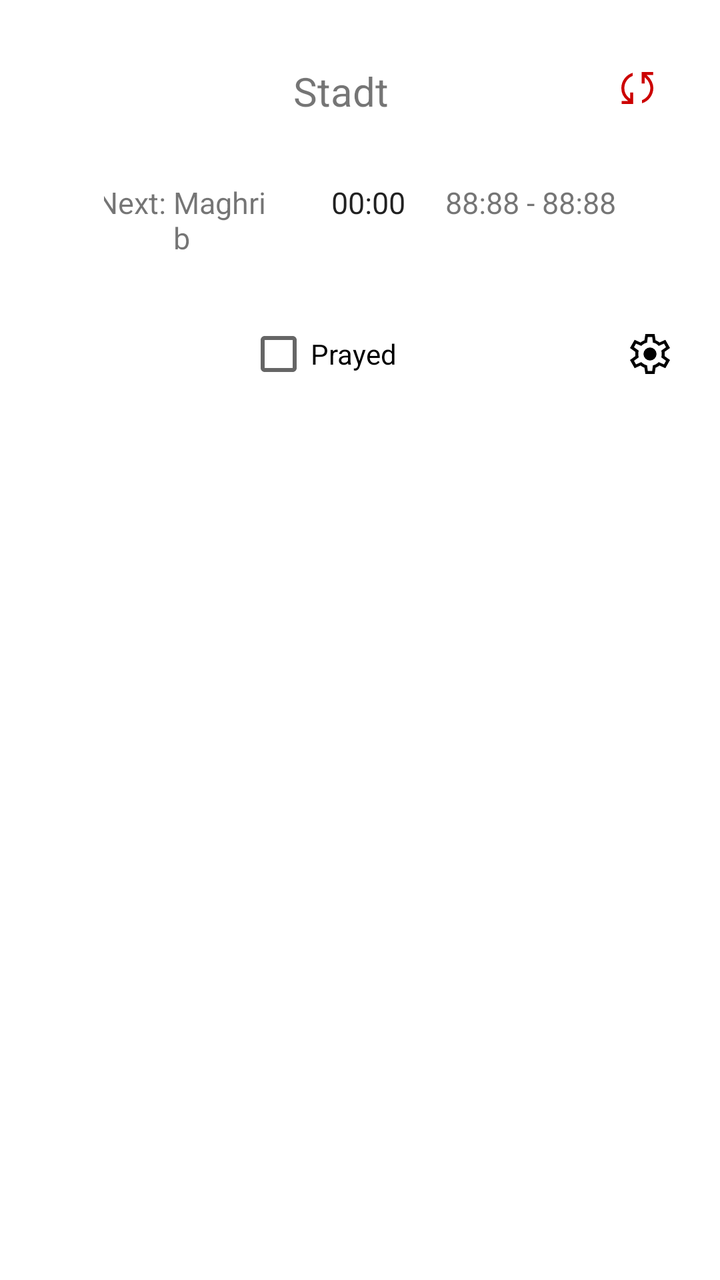
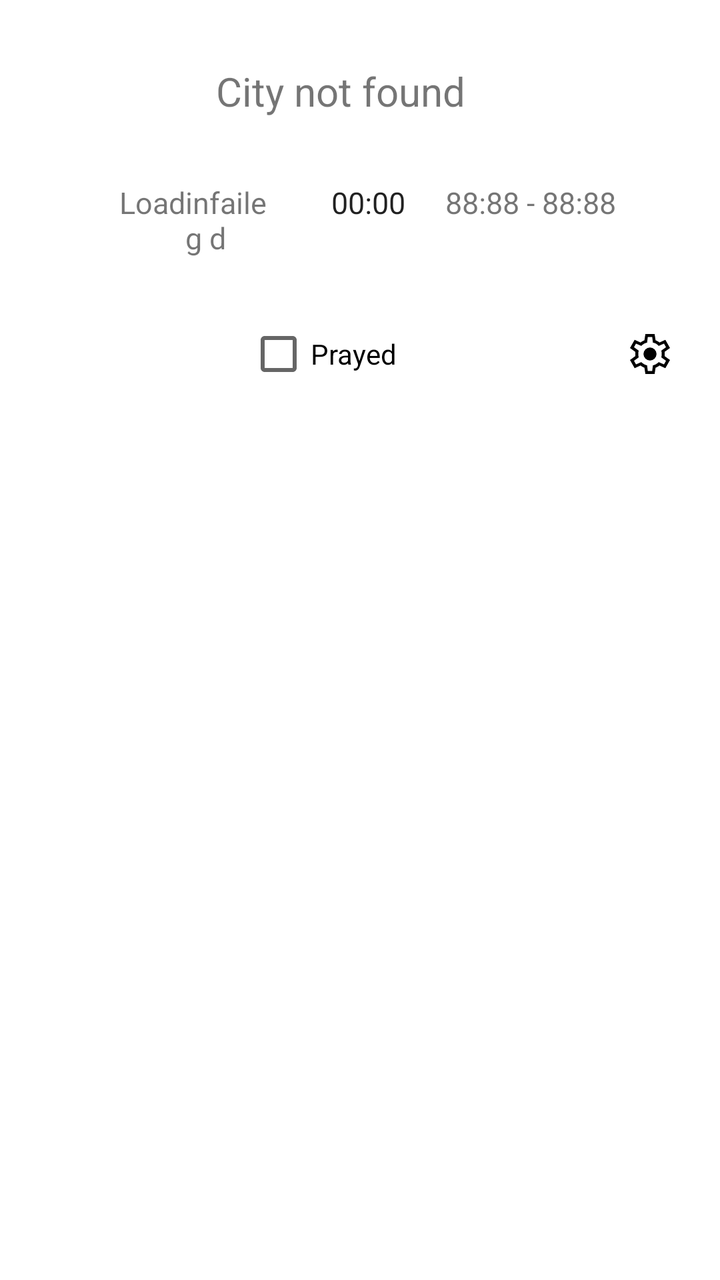

Before-and-after screenshots of an Android layout around one commit, followed by the original layout XML and the change that was made.
<!-- AndroidManifest.xml: application theme Theme.GebetszeitenWidget -->
<!-- res/layout/gebetszeiten_widget.xml -->
<?xml version="1.0" encoding="utf-8"?>
<LinearLayout xmlns:android="http://schemas.android.com/apk/res/android"
    android:id="@+id/outerLayer"
    android:layout_width="match_parent"
    android:layout_height="match_parent"
    android:background="@android:color/white"
    android:orientation="vertical"
    android:padding="16dp">

    <LinearLayout
        android:layout_width="match_parent"
        android:layout_height="wrap_content"
        android:orientation="horizontal"
        android:padding="16dp"
        android:weightSum="5">

        <TextView
            android:id="@+id/city"
            android:layout_width="match_parent"
            android:layout_height="wrap_content"
            android:text="Stadt"
            android:textAlignment="center"
            android:textSize="20sp"
            android:layout_weight="4"/>

        <ImageButton
            android:id="@+id/btn_sync"
            android:layout_width="24dp"
            android:layout_height="24dp"
            android:layout_weight="1"
            android:backgroundTint="@color/white"
            android:src="@drawable/sync" />

    </LinearLayout>

    <LinearLayout
        android:layout_width="match_parent"
        android:layout_height="wrap_content"
        android:orientation="horizontal"
        android:paddingHorizontal="36dp"
        android:paddingVertical="16dp"
        android:weightSum="3">

        <LinearLayout
            android:layout_width="0dp"
            android:layout_height="wrap_content"
            android:layout_weight="1"
            android:orientation="horizontal"
            android:weightSum="2">

            <TextView
                android:id="@+id/prayer_now_or_next"
                android:layout_width="wrap_content"
                android:layout_height="wrap_content"
                android:layout_weight="1"
                android:text="Next: "
                android:textAlignment="textEnd"
                android:textSize="15sp" />

            <TextView
                android:id="@+id/prayer_name"
                android:layout_width="wrap_content"
                android:layout_height="wrap_content"
                android:layout_weight="1"
                android:text="Maghrib"
                android:textAlignment="textStart"
                android:textSize="15sp" />

        </LinearLayout>

        <LinearLayout
            android:layout_width="0dp"
            android:layout_height="wrap_content"
            android:layout_weight="1"
            android:orientation="vertical">

            <Chronometer
                android:id="@+id/timer"
                android:layout_width="match_parent"
                android:layout_height="wrap_content"
                android:countDown="true"
                android:paddingStart="20dp"
                android:paddingEnd="20dp"
                android:textAlignment="textEnd"
                android:textSize="15sp" />

            <TextView
                android:id="@+id/info_text"
                android:layout_width="match_parent"
                android:layout_height="wrap_content"
                android:text="Timer until Fajr ends!"
                android:textAlignment="center"
                android:textSize="11sp"
                android:visibility="invisible"/>

        </LinearLayout>

        <LinearLayout
            android:layout_width="0dp"
            android:layout_height="wrap_content"
            android:layout_weight="1">

            <TextView
                android:id="@+id/prayer_time"
                android:layout_width="match_parent"
                android:layout_height="wrap_content"
                android:text="88:88 - 88:88"
                android:textAlignment="textStart"
                android:textSize="15sp" />

        </LinearLayout>
    </LinearLayout>

    <LinearLayout
        android:layout_width="match_parent"
        android:layout_height="wrap_content"
        android:gravity="center"
        android:orientation="horizontal"
        android:weightSum="5">

        <LinearLayout
            android:layout_width="match_parent"
            android:layout_height="wrap_content"
            android:gravity="center"
            android:orientation="horizontal"
            android:layout_weight="4">
        <CheckBox
            android:id="@+id/checkbox_gebetet"
            android:layout_width="wrap_content"
            android:layout_height="wrap_content"
            android:text="Prayed" />
        </LinearLayout>

        <ImageButton
            android:id="@+id/btn_settings"
            android:layout_width="wrap_content"
            android:layout_height="wrap_content"
            android:backgroundTint="@color/white"
            android:src="@drawable/settings"
            android:layout_weight="1"/>

    </LinearLayout>
</LinearLayout>
<!-- resources referenced by this layout -->
<resources>
  <color name="white">#FFFFFFFF</color>
  <!-- drawable settings (drawable) -->
  <vector xmlns:android="http://schemas.android.com/apk/res/android"
      android:width="24dp"
      android:height="24dp"
      android:viewportWidth="48"
      android:viewportHeight="48">
      <path android:fillColor="@android:color/black"
          android:pathData="M19.4,44l-1-6.3q-0.95-0.35-2-0.95T14.55,35.5l-5.9,2.7L4,30l5.4-3.95Q9.3,25.6 9.28,25.03T9.25,24t0.03-1.03T9.4,21.95L4,18L8.65,9.8l5.9,2.7q0.8-0.65 1.85-1.25t2-0.9L19.4,4h9.2l1,6.3q0.95,0.35 2.02,0.93t1.83,1.27l5.9-2.7L44,18l-5.4,3.85q0.1,0.5 0.13,1.07T38.75,24t-0.02,1.05T38.6,26.1L44,30l-4.65,8.2l-5.9-2.7q-0.8,0.65-1.83,1.27T29.6,37.7l-1,6.3H19.4Zm2.4-3h4.4l0.7-5.6q1.65-0.4 3.13-1.25T32.7,32.1L38,34.4l2-3.6l-4.7-3.45q0.2-0.85 0.32-1.68T35.75,24t-0.1-1.68T35.3,20.65L40,17.2l-2-3.6l-5.3,2.3q-1.15-1.3-2.6-2.17T26.9,12.6L26.2,7H21.8l-0.7,5.6q-1.7,0.35-3.18,1.2T15.3,15.9L10,13.6L8,17.2l4.7,3.45q-0.2,0.85-0.33,1.68T12.25,24t0.13,1.67t0.33,1.68L8,30.8l2,3.6l5.3-2.3q1.2,1.2 2.68,2.05T21.1,35.4L21.8,41ZM24,30.5q2.7,0 4.6-1.9T30.5,24t-1.9-4.6T24,17.5t-4.6,1.9T17.5,24t1.9,4.6T24,30.5ZM24,24Z"/>
  </vector>
  <!-- drawable sync (drawable) -->
  <vector xmlns:android="http://schemas.android.com/apk/res/android"
      android:width="24dp"
      android:height="24dp"
      android:viewportWidth="48"
      android:viewportHeight="48">
      <path android:fillColor="@android:color/holo_red_dark"
          android:pathData="M8.35,40V37h6.5L14.1,36.4q-3.2-2.55-4.65-5.55T8,24.15q0-5.3 3.13-9.52T19.35,8.8v3.1q-3.75,1.45-6.05,4.82T11,24.15q0,3.15 1.18,5.48t3.18,4.02l1.5,1.05V28.5h3V40H8.35ZM28.7,39.25V36.1q3.8-1.45 6.05-4.83T37,23.85q0-2.4-1.17-4.88T32.75,14.6L31.3,13.3v6.2h-3V8H39.8v3H33.25L34,11.7q3,2.8 4.5,6T40,23.85q0,5.3-3.1,9.55t-8.2,5.85Z"/>
  </vector>
  <style name="Theme.GebetszeitenWidget" parent="android:Theme.Material.Light.NoActionBar" />
</resources>

<!-- the commit's change to res/layout/gebetszeiten_widget.xml (unified diff, before → after) -->
@@ -18,7 +18,7 @@
             android:id="@+id/city"
             android:layout_width="match_parent"
             android:layout_height="wrap_content"
-            android:text="Stadt"
+            android:text="City not found"
             android:textAlignment="center"
             android:textSize="20sp"
             android:layout_weight="4"/>
@@ -29,6 +29,8 @@
             android:layout_height="24dp"
             android:layout_weight="1"
             android:backgroundTint="@color/white"
+            android:visibility="invisible"
+            android:tint="@android:color/holo_red_dark"
             android:src="@drawable/sync" />
 
     </LinearLayout>
@@ -53,7 +55,7 @@
                 android:layout_width="wrap_content"
                 android:layout_height="wrap_content"
                 android:layout_weight="1"
-                android:text="Next: "
+                android:text="Loading "
                 android:textAlignment="textEnd"
                 android:textSize="15sp" />
 
@@ -62,7 +64,7 @@
                 android:layout_width="wrap_content"
                 android:layout_height="wrap_content"
                 android:layout_weight="1"
-                android:text="Maghrib"
+                android:text="failed"
                 android:textAlignment="textStart"
                 android:textSize="15sp" />
 
<!-- resource entries referenced after the edit -->
@@ -16,7 +16,7 @@
       android:height="24dp"
       android:viewportWidth="48"
       android:viewportHeight="48">
-      <path android:fillColor="@android:color/holo_red_dark"
+      <path android:fillColor="@android:color/black"
           android:pathData="M8.35,40V37h6.5L14.1,36.4q-3.2-2.55-4.65-5.55T8,24.15q0-5.3 3.13-9.52T19.35,8.8v3.1q-3.75,1.45-6.05,4.82T11,24.15q0,3.15 1.18,5.48t3.18,4.02l1.5,1.05V28.5h3V40H8.35ZM28.7,39.25V36.1q3.8-1.45 6.05-4.83T37,23.85q0-2.4-1.17-4.88T32.75,14.6L31.3,13.3v6.2h-3V8H39.8v3H33.25L34,11.7q3,2.8 4.5,6T40,23.85q0,5.3-3.1,9.55t-8.2,5.85Z"/>
   </vector>
   <style name="Theme.GebetszeitenWidget" parent="android:Theme.Material.Light.NoActionBar" />
